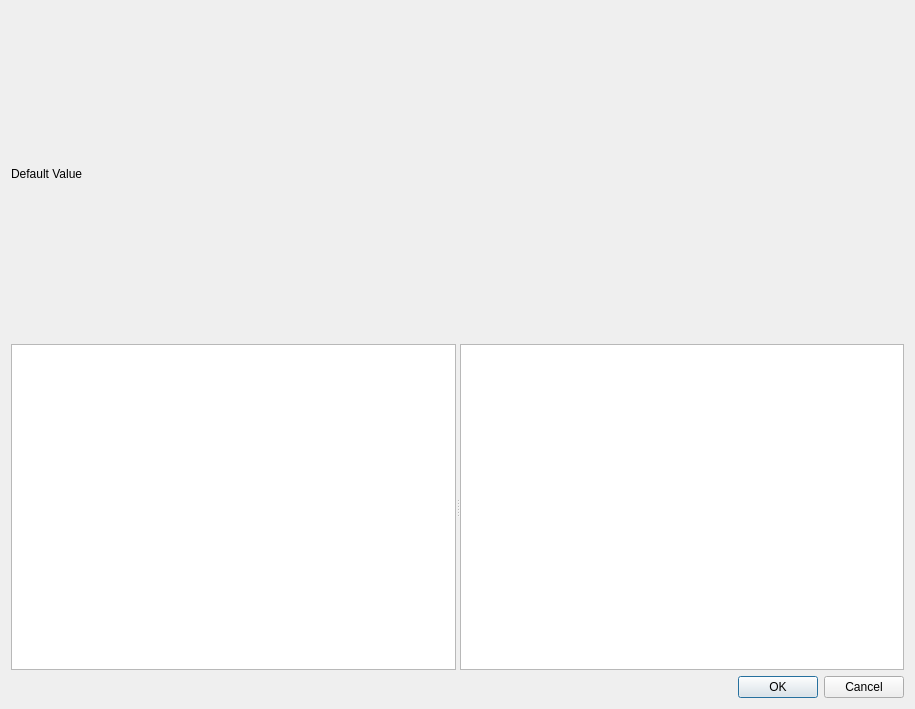
Qt form src/Mod/Material/Gui/Array3D.ui (southseact-3d/fcd) before a commit.
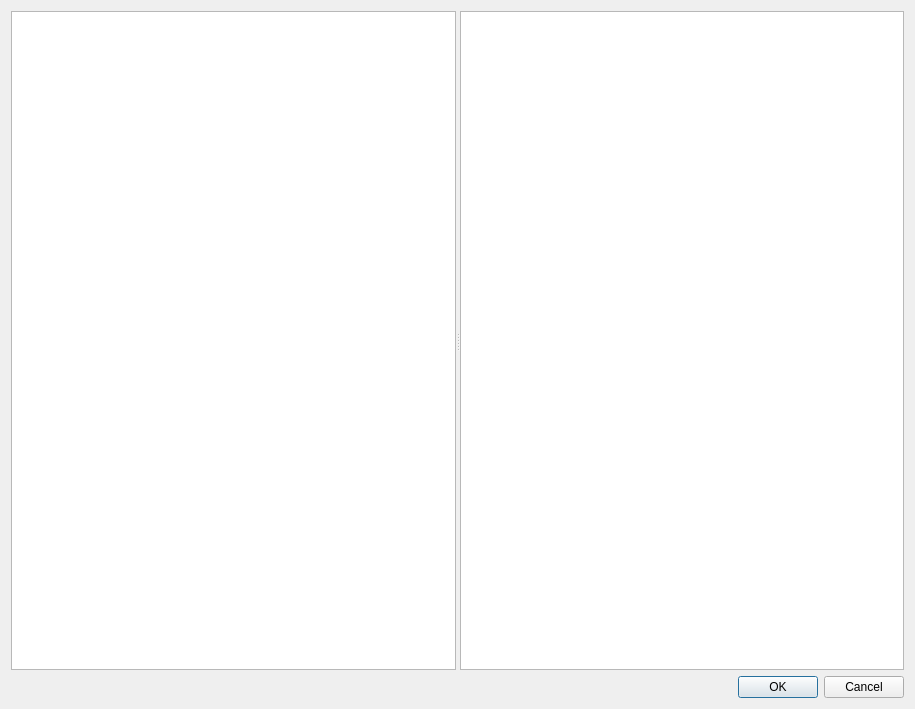
The same form after that commit. Custom widgets are drawn as their Qt base class.

```diff
--- a/src/Mod/Material/Gui/Array3D.ui
+++ b/src/Mod/Material/Gui/Array3D.ui
@@ -14,30 +14,6 @@
    <string>3D Array</string>
   </property>
   <layout class="QVBoxLayout" name="verticalLayout">
-   <item>
-    <layout class="QHBoxLayout" name="horizontalLayout">
-     <item>
-      <widget class="QLabel" name="labelDefault">
-       <property name="sizePolicy">
-        <sizepolicy hsizetype="Preferred" vsizetype="Fixed">
-         <horstretch>0</horstretch>
-         <verstretch>0</verstretch>
-        </sizepolicy>
-       </property>
-       <property name="text">
-        <string>Default Value</string>
-       </property>
-      </widget>
-     </item>
-     <item>
-      <widget class="Gui::QuantitySpinBox" name="editDefault" native="true">
-       <property name="unit" stdset="0">
-        <string notr="true"/>
-       </property>
-      </widget>
-     </item>
-    </layout>
-   </item>
    <item>
     <widget class="QSplitter" name="splitter">
      <property name="orientation">
@@ -59,13 +35,6 @@
    </item>
   </layout>
  </widget>
- <customwidgets>
-  <customwidget>
-   <class>Gui::QuantitySpinBox</class>
-   <extends>QWidget</extends>
-   <header>Gui/QuantitySpinBox.h</header>
-  </customwidget>
- </customwidgets>
  <resources/>
  <connections>
   <connection>
```
